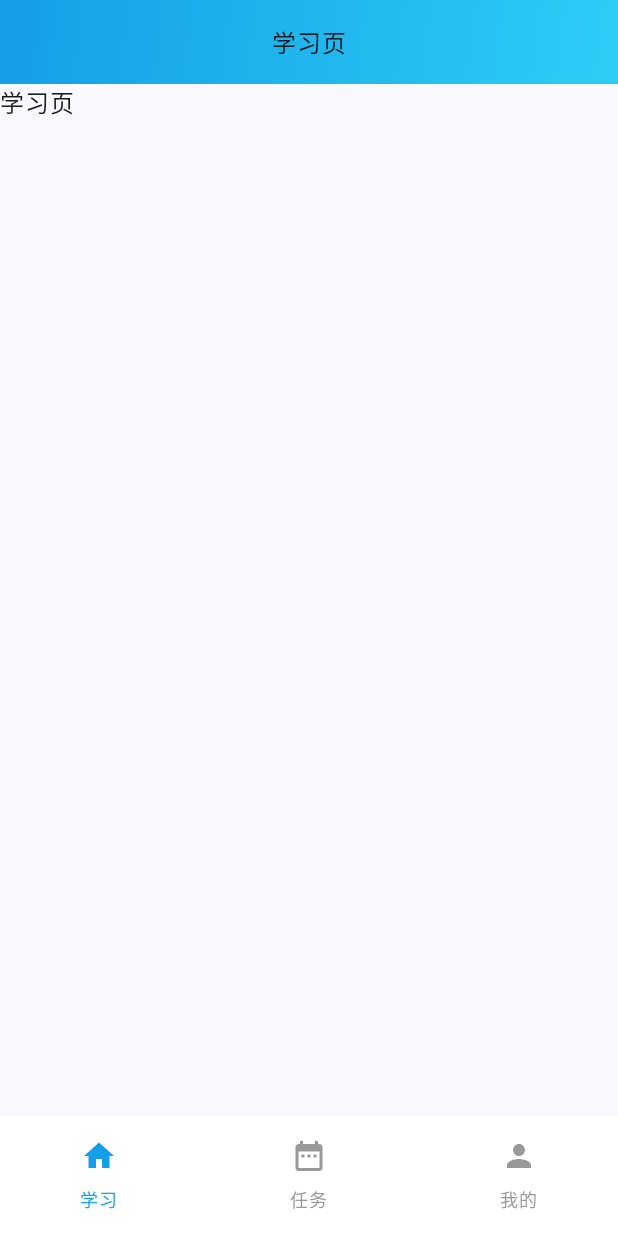
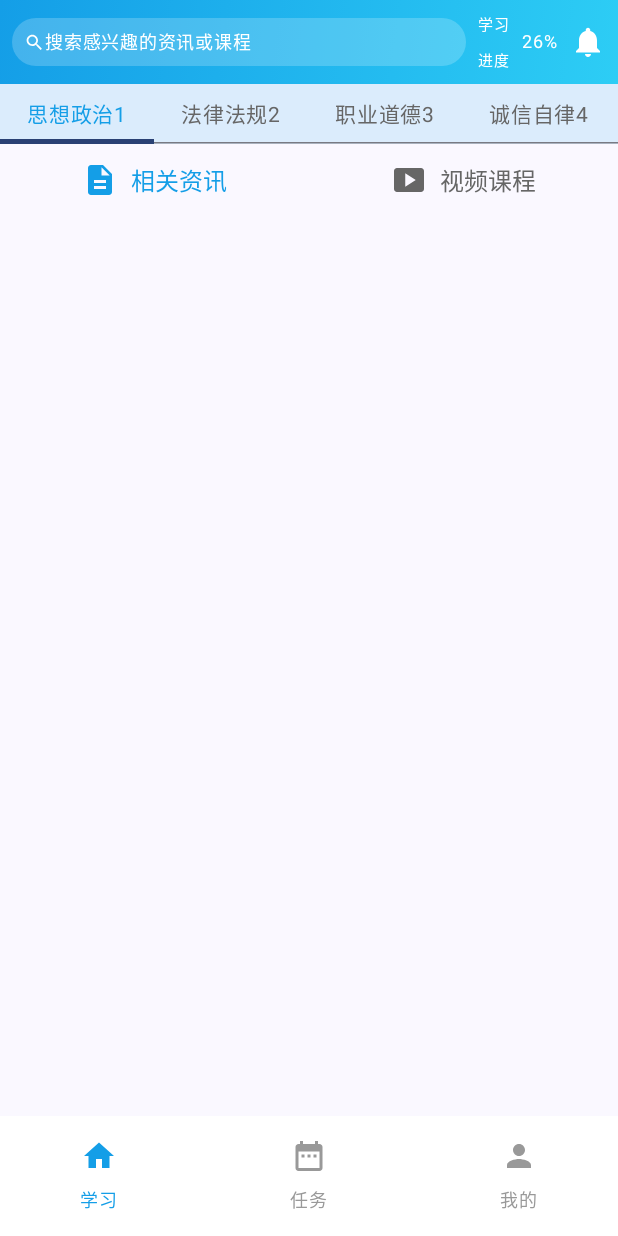
Before and after one commit to qiangzhouliang/studyApp-Compose, an Android app built with Jetpack Compose: the screen it shows after launch (MainActivity), on a phone screen of 412 x 824 dp. Run offline under Robolectric (Android 15) with nearby library versions, the phone set to English and light mode, and no system bars; our stand-ins replace accompanist.

Commit message:
首页tab和分类提交

```diff
--- a/app/build.gradle
+++ b/app/build.gradle
@@ -49,8 +49,6 @@ android {
 dependencies {
 
     implementation 'androidx.core:core-ktx:1.8.0'
-    implementation 'androidx.lifecycle:lifecycle-runtime-ktx:2.3.1'
-    implementation 'androidx.activity:activity-compose:1.5.1'
     implementation platform('androidx.compose:compose-bom:2022.10.00')
     implementation 'androidx.compose.ui:ui'
     implementation 'androidx.compose.ui:ui-graphics'
@@ -68,4 +66,16 @@ dependencies {
     def accompanist_version = "0.31.1-alpha"
     implementation "com.google.accompanist:accompanist-systemuicontroller:$accompanist_version"
     implementation "com.google.accompanist:accompanist-insets:$accompanist_version"
+    implementation "com.google.accompanist:accompanist-pager:$accompanist_version"
+
+    def lifecycle_version = "2.4.1"
+    implementation "androidx.lifecycle:lifecycle-runtime-ktx:$lifecycle_version"
+    implementation "androidx.lifecycle:lifecycle-viewmodel-compose:$lifecycle_version"
+    implementation 'androidx.activity:activity-compose:1.4.0'
+
+    //图标扩展
+    implementation "androidx.compose.material:material-icons-extended:1.4.2"
+
+    //图片加载
+    implementation("io.coil-kt:coil-compose:2.0.0-rc01")
 }
--- /dev/null
+++ b/app/src/main/java/com/swan/studyapp/model/entity/BaseResponse.kt
@@ -0,0 +1,6 @@
+package com.swan.studyapp.model.entity
+
+open class BaseResponse {
+    var code: Int = -1
+    var message: String = ""
+}
--- /dev/null
+++ b/app/src/main/java/com/swan/studyapp/model/entity/Category.kt
@@ -0,0 +1,18 @@
+package com.swan.studyapp.model.entity
+
+/**
+ * 分类
+ *
+ * @property title
+ */
+data class Category(
+    val title: String,
+    val id: String
+)
+
+/**
+ * Category Response
+ *
+ * @property data
+ */
+data class CategoryResponse(var data: List<Category>) : BaseResponse() {}
--- /dev/null
+++ b/app/src/main/java/com/swan/studyapp/model/entity/DataType.kt
@@ -0,0 +1,14 @@
+package com.swan.studyapp.model.entity
+
+import androidx.compose.ui.graphics.vector.ImageVector
+
+/**
+ * 数据类型
+ *
+ * @property title
+ * @property icon
+ */
+data class DataType(
+    var title: String,
+    var icon: ImageVector
+)
--- a/app/src/main/java/com/swan/studyapp/ui/screens/MainFrame.kt
+++ b/app/src/main/java/com/swan/studyapp/ui/screens/MainFrame.kt
@@ -23,7 +23,7 @@ import androidx.compose.ui.graphics.Color
 import androidx.compose.ui.tooling.preview.Preview
 import com.google.accompanist.insets.ProvideWindowInsets
 import com.swan.studyapp.model.entity.NavigationItem
-import com.swan.studyapp.ui.theme.contentColor
+import com.swan.studyapp.ui.theme.gray900
 import com.swan.studyapp.ui.theme.Blue700
 
 @OptIn(ExperimentalMaterial3Api::class)
@@ -59,8 +59,8 @@ fun MainFrame() {
                             colors = NavigationBarItemDefaults.colors(
                                 selectedIconColor = Blue700,
                                 selectedTextColor = Blue700,
-                                unselectedIconColor = contentColor,
-                                unselectedTextColor = contentColor,
+                                unselectedIconColor = gray900,
+                                unselectedTextColor = gray900,
                                 indicatorColor = Color.White
                             )
                         )
--- a/app/src/main/java/com/swan/studyapp/ui/screens/StudyScreen.kt
+++ b/app/src/main/java/com/swan/studyapp/ui/screens/StudyScreen.kt
@@ -1,21 +1,161 @@
 package com.swan.studyapp.ui.screens
 
+import androidx.compose.foundation.clickable
 import androidx.compose.foundation.layout.Column
+import androidx.compose.foundation.layout.Row
+import androidx.compose.foundation.layout.Spacer
+import androidx.compose.foundation.layout.padding
+import androidx.compose.foundation.layout.size
+import androidx.compose.foundation.layout.width
+import androidx.compose.foundation.shape.RoundedCornerShape
+import androidx.compose.material.icons.Icons
+import androidx.compose.material.icons.filled.Notifications
+import androidx.compose.material.icons.filled.Search
+import androidx.compose.material3.Icon
+import androidx.compose.material3.LeadingIconTab
+import androidx.compose.material3.Surface
+import androidx.compose.material3.Tab
+import androidx.compose.material3.TabRow
 import androidx.compose.material3.Text
 import androidx.compose.runtime.Composable
+import androidx.compose.ui.Alignment
 import androidx.compose.ui.Modifier
+import androidx.compose.ui.draw.clip
+import androidx.compose.ui.graphics.Color
+import androidx.compose.ui.text.style.TextOverflow
 import androidx.compose.ui.tooling.preview.Preview
+import androidx.compose.ui.unit.dp
+import androidx.compose.ui.unit.sp
+import androidx.lifecycle.viewmodel.compose.viewModel
 import com.swan.studyapp.ui.compones.TopAppBar
+import com.swan.studyapp.ui.theme.contentColor
+import com.swan.studyapp.viewModel.MainViewModel
 
 @Composable
 fun StudyScreen(
-    modifier: Modifier = Modifier
+    vm: MainViewModel = viewModel(),
 ) {
     Column {
-        TopAppBar {
-            Text(text = "学习页")
+        // 标题栏
+        TopAppBar(modifier = Modifier.padding(horizontal = 8.dp)) {
+            //搜索按钮
+            Surface(
+                modifier = Modifier
+                    .clip(RoundedCornerShape(16.dp))
+                    .weight(1f),
+                color = Color(0x33FFFFFF)
+            ) {
+                Row(
+                    modifier = Modifier.padding(horizontal = 8.dp, vertical = 4.dp),
+                    verticalAlignment = Alignment.CenterVertically
+                ) {
+                    Icon(
+                        imageVector = Icons.Filled.Search,
+                        contentDescription = null,
+                        tint = Color.White,
+                        modifier = Modifier.size(14.dp)
+                    )
+
+                    Text(
+                        "搜索感兴趣的资讯或课程",
+                        color = Color.White,
+                        fontSize = 12.sp,
+                        maxLines = 1,
+                        overflow = TextOverflow.Ellipsis
+                    )
+                }
+            }
+
+            Spacer(modifier = Modifier.width(8.dp))
+
+            //学习进度
+            Text(
+                text = "学习\n进度",
+                fontSize = 10.sp,
+                color = Color.White,
+                modifier = Modifier.clickable {
+                    //onNavigateToStudyHistory()
+                })
+
+            Spacer(modifier = Modifier.width(8.dp))
+
+            Text("26%", fontSize = 12.sp, color = Color.White)
+
+            Spacer(modifier = Modifier.width(8.dp))
+
+            Icon(
+                imageVector = Icons.Default.Notifications,
+                contentDescription = null,
+                tint = Color.White
+            )
         }
-        Text(text = "学习页")
+
+        // 分类标签
+        Category(vm)
+
+        //类型标签
+        Types(vm)
+
+
+    }
+}
+
+
+@Composable
+fun Category(vm: MainViewModel){
+    TabRow(
+        selectedTabIndex = vm.categoryIndex,
+        containerColor = Color(0x22149EE7),
+        contentColor = contentColor,
+    ) {
+        vm.categories.forEachIndexed { index, category ->
+            Tab(
+                selected = vm.categoryIndex == index,
+                onClick = {
+                    vm.updateCategoryIndex(index)
+                },
+                selectedContentColor = Color(0xFF149EE7),
+                unselectedContentColor = Color(0xFF666666),
+            ) {
+                Text(
+                    text = category.title,
+                    modifier = Modifier
+                        .padding(vertical = 8.dp),
+                    fontSize = 14.sp
+                )
+            }
+        }
+    }
+}
+
+@Composable
+fun Types(vm: MainViewModel){
+    TabRow(
+        selectedTabIndex = vm.currentTypeIndex,
+        containerColor = Color.Transparent,
+        contentColor = contentColor,
+        indicator = {},
+        divider = {}
+    ) {
+        vm.types.forEachIndexed { index, dataType ->
+            LeadingIconTab(
+                selected = vm.currentTypeIndex == index, onClick = {
+                    vm.updateTypeIndex(index)
+                },
+                selectedContentColor = Color(0xFF149EE7),
+                unselectedContentColor = Color(0xFF666666),
+                icon = {
+                    Icon(imageVector = dataType.icon, contentDescription = null)
+                },
+                text = {
+                    Text(
+                        text = dataType.title,
+                        modifier = Modifier.padding(vertical = 8.dp),
+                        fontSize = 16.sp
+                    )
+                }
+            )
+        }
     }
 }
 
--- a/app/src/main/java/com/swan/studyapp/ui/theme/Color.kt
+++ b/app/src/main/java/com/swan/studyapp/ui/theme/Color.kt
@@ -8,4 +8,6 @@ val Pink40 = Color(0xFF7D5260)
 
 val Blue700 = Color(0xFF149EE7)
 val Blue200 = Color(0xFF2DCDF5)
-val contentColor = Color(0xFF999999)
+val gray900 = Color(0xFF999999)
+
+val contentColor = Color(0xFF149EE7)
--- /dev/null
+++ b/app/src/main/java/com/swan/studyapp/viewModel/MainViewModel.kt
@@ -0,0 +1,109 @@
+package com.swan.studyapp.viewModel
+
+import androidx.compose.material.icons.Icons
+import androidx.compose.material.icons.filled.Description
+import androidx.compose.material.icons.filled.SmartDisplay
+import androidx.compose.runtime.getValue
+import androidx.compose.runtime.mutableStateOf
+import androidx.compose.runtime.setValue
+import androidx.lifecycle.ViewModel
+import com.swan.studyapp.model.entity.Category
+import com.swan.studyapp.model.entity.DataType
+
+class MainViewModel : ViewModel() {
+
+    //private val homeService = HomeService.instance()
+
+    //分类数据是否加载成功
+    var categoryLoaded by mutableStateOf(false)
+        private set
+
+    //分类数据
+    var categories by mutableStateOf(
+        listOf(
+            Category("思想政治1", "1"),
+            Category("法律法规2", "2"),
+            Category("职业道德3", "3"),
+            Category("诚信自律4", "4")
+        )
+    )
+        private set
+
+    //suspend fun categoryData() {
+    //    val categoryRes = homeService.category()
+    //    if (categoryRes.code == 0) {
+    //        categories = categoryRes.data
+    //        categoryLoaded = true
+    //    } else {
+    //        //不成功的情况下，读取 message
+    //        val message = categoryRes.message
+    //    }
+    //}
+
+    //当前分类下标
+    var categoryIndex by mutableStateOf(0)
+        private set
+
+    /**
+     * 更新分类下标
+     *
+     * @param index
+     */
+    fun updateCategoryIndex(index: Int) {
+        categoryIndex = index
+    }
+
+
+    //类型数据
+    val types by mutableStateOf(
+        listOf(
+            DataType("相关资讯", Icons.Default.Description),
+            DataType("视频课程", Icons.Default.SmartDisplay)
+        )
+    )
+
+    //当前类型下标
+    var currentTypeIndex by mutableStateOf(0)
+        private set
+
+    //是否文章列表
+    var showArticleList by mutableStateOf(true)
+        private set
+
+    /**
+     * 更新类型下标
+     *
+     * @param index
+     */
+    fun updateTypeIndex(index: Int) {
+        currentTypeIndex = index
+        showArticleList = currentTypeIndex == 0
+    }
+
+    //轮播图数据
+    //var swiperData by mutableStateOf(
+    //    listOf(
+    //        SwiperEntity("https://docs.bughub.icu/compose/assets/banner5.jpg")
+    //    )
+    //)
+    //    private set
+
+    var swiperLoaded by mutableStateOf(false)
+        private set
+
+    //suspend fun swiperData() {
+    //    val swiperRes = homeService.banner()
+    //    if (swiperRes.code == 0 && swiperRes.data != null) {
+    //        swiperData = swiperRes.data
+    //        swiperLoaded = true
+    //    } else {
+    //        val message = swiperRes.message
+    //    }
+    //}
+
+    //通知数据
+    val notifications =
+        listOf("人社部向疫情防控期", "湖北黄冈新冠肺炎患者治愈病例破千连续5治愈病例破千连续5", "安徽单日新增确诊病例首次降至个位数累计")
+
+
+}
```
